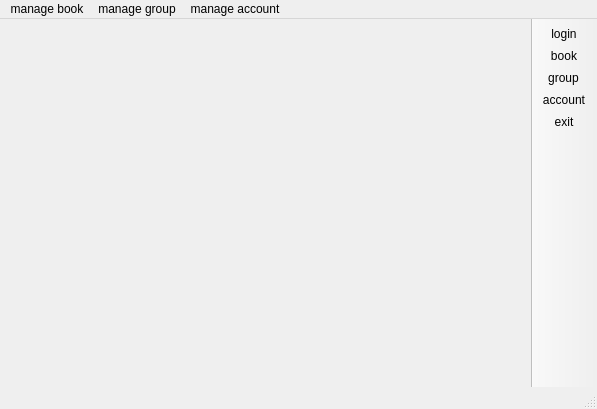
Above: maplibrary.ui from mat-mot/ap-final-project before the change. Below: the same form after it.
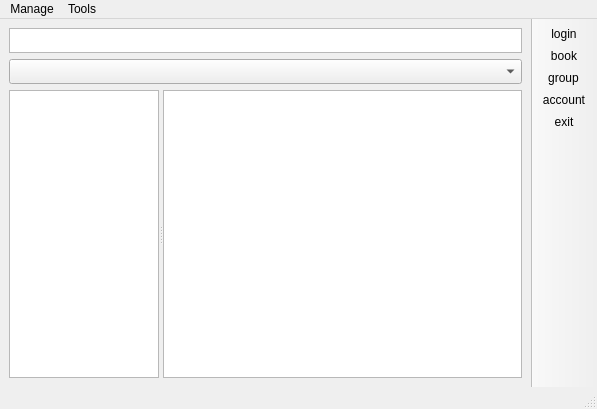
That is the form after the change. Icons and pictures are not drawn.

Diff of the .ui file:
```diff
--- a/maplibrary.ui
+++ b/maplibrary.ui
@@ -19,7 +19,58 @@
   <property name="windowOpacity">
    <double>1.000000000000000</double>
   </property>
-  <widget class="QWidget" name="centralwidget"/>
+  <widget class="QWidget" name="centralwidget">
+   <layout class="QVBoxLayout" name="verticalLayout">
+    <item>
+     <widget class="QTextEdit" name="searchbox">
+      <property name="maximumSize">
+       <size>
+        <width>16777215</width>
+        <height>25</height>
+       </size>
+      </property>
+      <property name="cursor" stdset="0">
+       <cursorShape>IBeamCursor</cursorShape>
+      </property>
+      <property name="verticalScrollBarPolicy">
+       <enum>Qt::ScrollBarAsNeeded</enum>
+      </property>
+      <property name="horizontalScrollBarPolicy">
+       <enum>Qt::ScrollBarAlwaysOff</enum>
+      </property>
+      <property name="sizeAdjustPolicy">
+       <enum>QAbstractScrollArea::AdjustIgnored</enum>
+      </property>
+     </widget>
+    </item>
+    <item>
+     <widget class="QComboBox" name="cboxtype">
+      <property name="maximumSize">
+       <size>
+        <width>16777215</width>
+        <height>25</height>
+       </size>
+      </property>
+     </widget>
+    </item>
+    <item>
+     <widget class="QSplitter" name="splitter">
+      <property name="orientation">
+       <enum>Qt::Horizontal</enum>
+      </property>
+      <widget class="QListWidget" name="listofthings">
+       <property name="maximumSize">
+        <size>
+         <width>150</width>
+         <height>16777215</height>
+        </size>
+       </property>
+      </widget>
+      <widget class="QPlainTextEdit" name="ptedetails"/>
+     </widget>
+    </item>
+   </layout>
+  </widget>
   <widget class="QMenuBar" name="menubar">
    <property name="geometry">
     <rect>
@@ -29,24 +80,18 @@
      <height>20</height>
     </rect>
    </property>
-   <widget class="QMenu" name="menumanage_book">
+   <widget class="QMenu" name="Manage">
     <property name="title">
-     <string>manage book</string>
+     <string>Manage</string>
     </property>
    </widget>
-   <widget class="QMenu" name="menumanage_groujp">
+   <widget class="QMenu" name="menuTools">
     <property name="title">
-     <string>manage group</string>
+     <string>Tools</string>
     </property>
    </widget>
-   <widget class="QMenu" name="menumanage_account">
-    <property name="title">
-     <string>manage account</string>
-    </property>
-   </widget>
-   <addaction name="menumanage_book"/>
-   <addaction name="menumanage_groujp"/>
-   <addaction name="menumanage_account"/>
+   <addaction name="Manage"/>
+   <addaction name="menuTools"/>
   </widget>
   <widget class="QStatusBar" name="statusbar"/>
   <widget class="QToolBar" name="toolBar">
```
Left out of the diff: 96 changed lines with no effect on the pictures.
